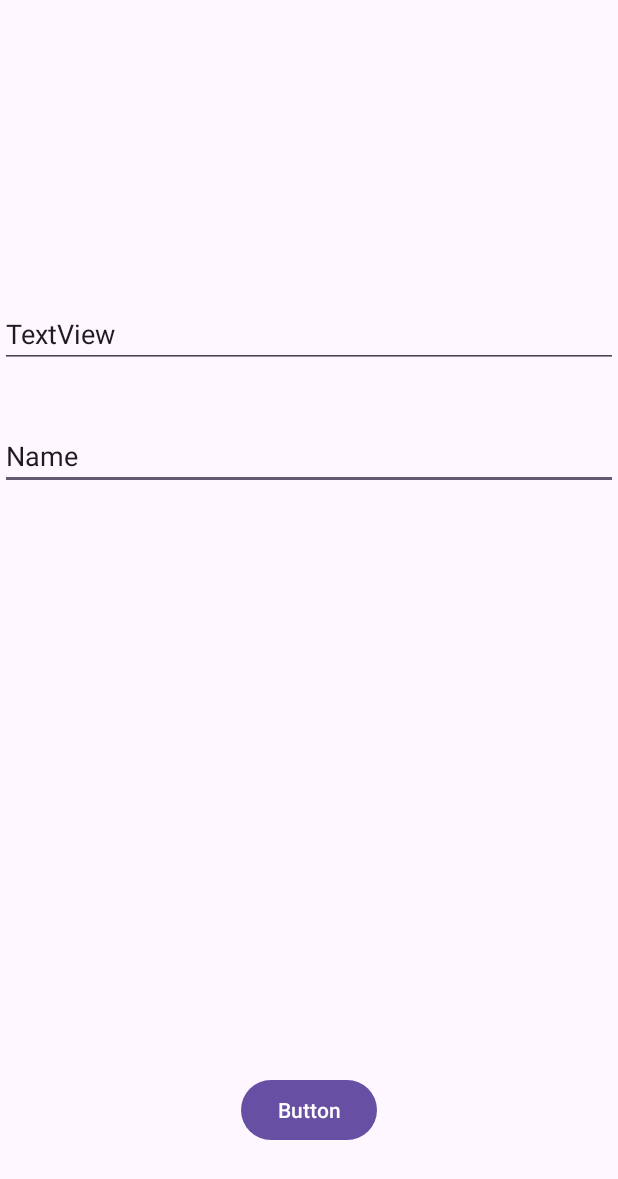
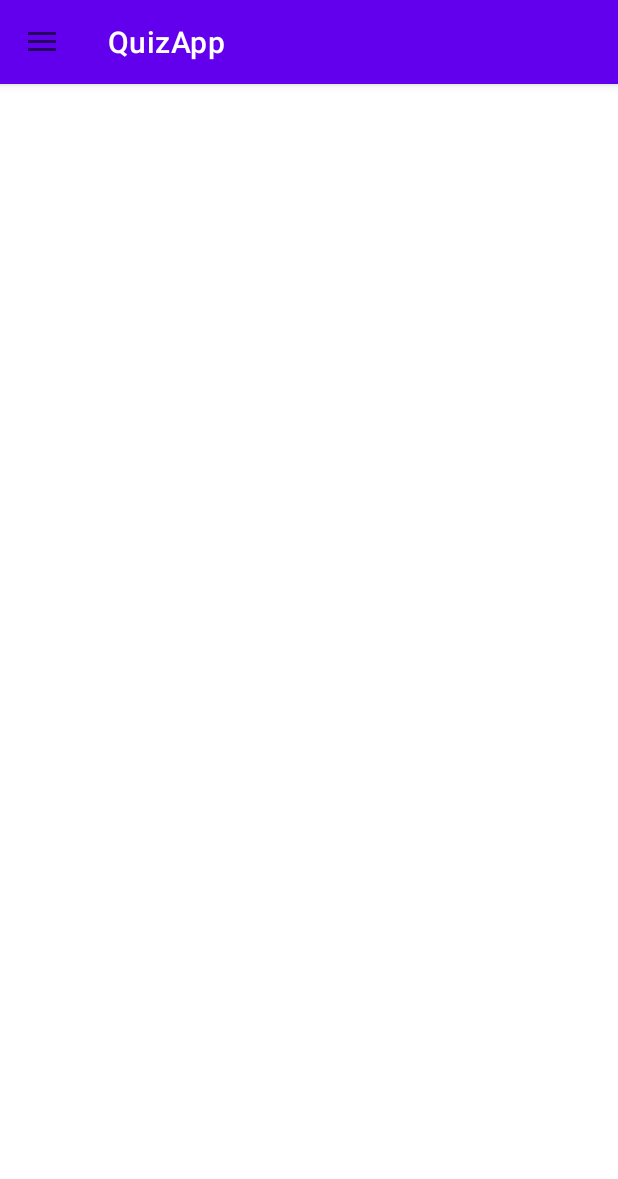
Before and after one commit to MisterZeroCool/QuizApp, an Android app: the screen it shows after launch once a user with an empty profile is signed in (MainActivity), on a phone screen of 412 x 824 dp. Shown: the top 1179 px of the screen. Run offline under Robolectric (Android 15) with nearby library versions, the phone set to English and light mode, and no system bars; our stand-ins replace Firebase (no records; nobody signed in at launch, a user with empty details on screens opened directly).

Commit message:
creating menu

```diff
--- a/app/build.gradle.kts
+++ b/app/build.gradle.kts
@@ -58,4 +58,6 @@ dependencies {
     testImplementation("junit:junit:4.13.2")
     androidTestImplementation("androidx.test.ext:junit:1.1.5")
     androidTestImplementation("androidx.test.espresso:espresso-core:3.5.1")
+
+    implementation("com.google.android.material:material:1.9.0")
 }
--- a/app/src/main/java/ru/malohelm/quizapp/MainActivity.kt
+++ b/app/src/main/java/ru/malohelm/quizapp/MainActivity.kt
@@ -2,30 +2,35 @@ package ru.malohelm.quizapp
 
 import androidx.appcompat.app.AppCompatActivity
 import android.os.Bundle
-import ru.malohelm.quizapp.data.db.MainDB
-import ru.malohelm.quizapp.data.entity.Question
-
+import android.view.MenuItem
+import androidx.appcompat.app.ActionBarDrawerToggle
 import ru.malohelm.quizapp.databinding.ActivityMainBinding
 
 class MainActivity : AppCompatActivity() {
     lateinit var binding: ActivityMainBinding
+    lateinit var actionBarDrawerToggle: ActionBarDrawerToggle
 
     override fun onCreate(savedInstanceState: Bundle?) {
         super.onCreate(savedInstanceState)
         binding = ActivityMainBinding.inflate(layoutInflater)
         setContentView(binding.root)
+        setUpViews()
+    }
 
-        val db = MainDB.getDb(this)
+    fun setUpViews(){
+        setUpDrawerLayout()
+    }
 
-        binding.btsave.setOnClickListener {
-            val question = Question(
-                null,
-                binding.editName.text.toString(),
-            )
-            Thread{
-                db.getDao().insertQuestion(question)
-            }.start()
+    fun setUpDrawerLayout(){
+        setSupportActionBar(binding.appBar)
+        actionBarDrawerToggle = ActionBarDrawerToggle(this, binding.mainDrawer, R.string.app_name, R.string.app_name)
+        actionBarDrawerToggle.syncState()
+    }
 
+    override fun onOptionsItemSelected(item: MenuItem): Boolean {
+        if (actionBarDrawerToggle.onOptionsItemSelected(item)){
+            return true
         }
+        return super.onOptionsItemSelected(item)
     }
 }
--- /dev/null
+++ b/app/src/main/res/drawable/ic_burger.xml
@@ -0,0 +1,5 @@
+<vector android:height="24dp" android:tint="#FFFFFF"
+    android:viewportHeight="24" android:viewportWidth="24"
+    android:width="24dp" xmlns:android="http://schemas.android.com/apk/res/android">
+    <path android:fillColor="@android:color/white" android:pathData="M3,18h18v-2L3,16v2zM3,13h18v-2L3,11v2zM3,6v2h18L21,6L3,6z"/>
+</vector>
--- a/app/src/main/res/layout/activity_main.xml
+++ b/app/src/main/res/layout/activity_main.xml
@@ -1,44 +1,43 @@
 <?xml version="1.0" encoding="utf-8"?>
-<androidx.constraintlayout.widget.ConstraintLayout xmlns:android="http://schemas.android.com/apk/res/android"
+<androidx.drawerlayout.widget.DrawerLayout xmlns:android="http://schemas.android.com/apk/res/android"
     xmlns:app="http://schemas.android.com/apk/res-auto"
     xmlns:tools="http://schemas.android.com/tools"
     android:layout_width="match_parent"
     android:layout_height="match_parent"
+    android:id="@+id/mainDrawer"
     tools:context=".MainActivity">
 
-    <Button
-        android:id="@+id/btsave"
+    <androidx.constraintlayout.widget.ConstraintLayout
+        android:layout_width="match_parent"
+        android:layout_height="match_parent">
+
+        <com.google.android.material.appbar.AppBarLayout
+            android:id="@+id/appBarLayout"
+            android:layout_width="match_parent"
+            android:layout_height="wrap_content"
+            app:layout_constraintEnd_toEndOf="parent"
+            app:layout_constraintStart_toStartOf="parent"
+            app:layout_constraintTop_toTopOf="parent">
+
+            <com.google.android.material.appbar.MaterialToolbar
+                android:id="@+id/appBar"
+                style="@style/ThemeOverlay.MaterialComponents.Toolbar.Primary"
+                android:layout_width="match_parent"
+                android:layout_height="?attr/actionBarSize"
+                app:navigationIcon="@drawable/ic_burger"
+                app:titleTextColor="@color/white"
+                app:title="@string/app_name" />
+        </com.google.android.material.appbar.AppBarLayout>
+    </androidx.constraintlayout.widget.ConstraintLayout>
+
+    <com.google.android.material.navigation.NavigationView
+        android:layout_gravity="start"
         android:layout_width="wrap_content"
-        android:layout_height="wrap_content"
-        android:layout_marginBottom="60dp"
-        android:text="@string/button"
-        app:layout_constraintBottom_toBottomOf="parent"
-        app:layout_constraintEnd_toEndOf="parent"
-        app:layout_constraintStart_toStartOf="parent" />
+        android:layout_height="match_parent"
+        app:headerLayout="@layout/drawer_header"
+        app:menu="@menu/drawer_menu"
 
-    <EditText
-        android:id="@+id/editPrice"
-        android:layout_width="match_parent"
-        android:layout_height="wrap_content"
-        android:layout_marginTop="36dp"
-        android:ems="10"
-        android:inputType="text"
-        android:text="@string/name"
-        app:layout_constraintEnd_toEndOf="parent"
-        app:layout_constraintHorizontal_bias="0.0"
-        app:layout_constraintStart_toStartOf="parent"
-        app:layout_constraintTop_toBottomOf="@+id/editName" />
+        >
 
-    <EditText
-        android:id="@+id/editName"
-        android:layout_width="match_parent"
-        android:layout_height="wrap_content"
-        android:layout_marginTop="200dp"
-        android:autofillHints="sdfsd"
-        android:text="@string/textview"
-        app:layout_constraintEnd_toEndOf="parent"
-        app:layout_constraintHorizontal_bias="0.0"
-        app:layout_constraintStart_toStartOf="parent"
-        app:layout_constraintTop_toTopOf="parent" />
-
-</androidx.constraintlayout.widget.ConstraintLayout>
+    </com.google.android.material.navigation.NavigationView>
+</androidx.drawerlayout.widget.DrawerLayout>
--- /dev/null
+++ b/app/src/main/res/layout/drawer_header.xml
@@ -0,0 +1,23 @@
+<?xml version="1.0" encoding="utf-8"?>
+<LinearLayout xmlns:android="http://schemas.android.com/apk/res/android"
+    xmlns:app="http://schemas.android.com/apk/res-auto"
+    xmlns:tools="http://schemas.android.com/tools"
+    android:orientation="vertical"
+    android:layout_width="match_parent"
+    android:layout_height="match_parent"
+    android:padding="16dp"
+    android:background="@color/design_default_color_primary">
+
+    <ImageView
+        android:layout_width="80dp"
+        android:layout_height="80dp"
+        android:src="@drawable/ic_q"/>
+
+    <TextView
+        style="@style/TextAppearance.AppCompat.Subhead"
+        android:layout_width="match_parent"
+        android:layout_height="wrap_content"
+        android:layout_marginTop="16dp"
+        android:textColor="@android:color/white"
+        android:text="@string/quiz_yourself_daily" />
+</LinearLayout>
--- /dev/null
+++ b/app/src/main/res/menu/drawer_menu.xml
@@ -0,0 +1,8 @@
+<?xml version="1.0" encoding="utf-8"?>
+<menu xmlns:app="http://schemas.android.com/apk/res-auto"
+    xmlns:android="http://schemas.android.com/apk/res/android">
+
+    <item android:title="@string/follow_us" />
+    <item android:title="@string/profile" />
+    <item android:title="@string/rate_us" />
+</menu>
--- a/app/src/main/res/values-night/themes.xml
+++ b/app/src/main/res/values-night/themes.xml
@@ -1,6 +1,6 @@
 <resources xmlns:tools="http://schemas.android.com/tools">
     <!-- Base application theme. -->
-    <style name="Base.Theme.QuizApp" parent="Theme.Material3.DayNight.NoActionBar">
+    <style name="Base.Theme.QuizApp" parent="Theme.MaterialComponents.DayNight.NoActionBar">
         <!-- Customize your dark theme here. -->
         <!-- <item name="colorPrimary">@color/my_dark_primary</item> -->
     </style>
--- a/app/src/main/res/values/strings.xml
+++ b/app/src/main/res/values/strings.xml
@@ -17,4 +17,8 @@
     <string name="confirm_password">Confirm Password</string>
     <string name="already_have_an_account_login">Already have an account? Login</string>
     <string name="sign_up">SIGN UP</string>
+    <string name="quiz_yourself_daily">Quiz YourSelf Daily</string>
+    <string name="rate_us">Rate Us</string>
+    <string name="profile">Profile</string>
+    <string name="follow_us">Follow Us</string>
 </resources>
--- a/app/src/main/res/values/themes.xml
+++ b/app/src/main/res/values/themes.xml
@@ -1,6 +1,6 @@
 <resources xmlns:tools="http://schemas.android.com/tools">
     <!-- Base application theme. -->
-    <style name="Base.Theme.QuizApp" parent="Theme.Material3.DayNight.NoActionBar">
+    <style name="Base.Theme.QuizApp" parent="Theme.MaterialComponents.Light.NoActionBar">
         <!-- Customize your light theme here. -->
         <!-- <item name="colorPrimary">@color/my_light_primary</item> -->
     </style>
```
Also changed, not shown: app/src/main/res/drawable/ic_q.png (added).
